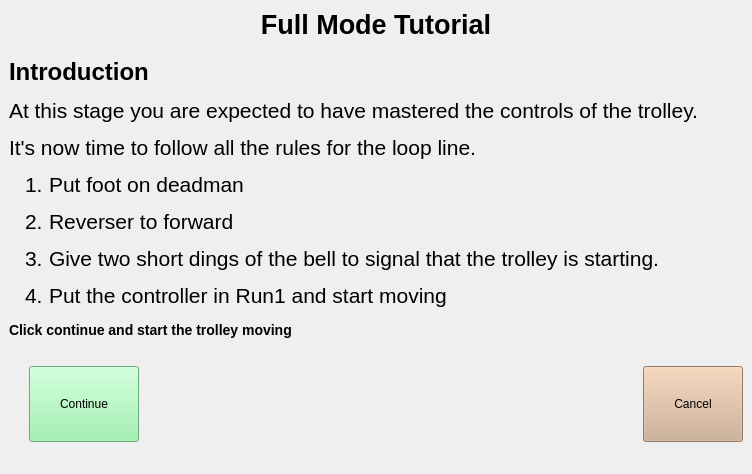
Qt form full.1.ui (oualline/trolley.sim) before a commit.
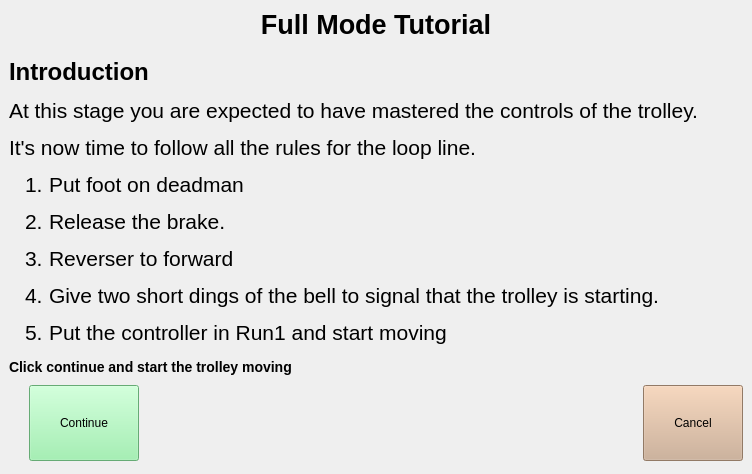
The same form after that commit.

The edit to the form file:
```diff
--- a/full.1.ui
+++ b/full.1.ui
@@ -32,6 +32,7 @@
 &lt;p style=&quot; margin-top:12px; margin-bottom:12px; margin-left:0px; margin-right:0px; -qt-block-indent:0; text-indent:0px;&quot;&gt;At this stage you are expected to have mastered the controls of the trolley.&lt;/p&gt;
 &lt;p style=&quot; margin-top:12px; margin-bottom:12px; margin-left:0px; margin-right:0px; -qt-block-indent:0; text-indent:0px;&quot;&gt;It's now time to follow all the rules for the loop line.&lt;/p&gt;
 &lt;ol style=&quot;margin-top: 0px; margin-bottom: 0px; margin-left: 0px; margin-right: 0px; -qt-list-indent: 1;&quot;&gt;&lt;li style=&quot;&quot; style=&quot; margin-top:12px; margin-bottom:12px; margin-left:0px; margin-right:0px; -qt-block-indent:0; text-indent:0px;&quot;&gt;Put foot on deadman&lt;/li&gt;
+&lt;li style=&quot;&quot; style=&quot; margin-top:12px; margin-bottom:12px; margin-left:0px; margin-right:0px; -qt-block-indent:0; text-indent:0px;&quot;&gt;Release the brake.&lt;/li&gt;
 &lt;li style=&quot;&quot; style=&quot; margin-top:12px; margin-bottom:12px; margin-left:0px; margin-right:0px; -qt-block-indent:0; text-indent:0px;&quot;&gt;Reverser to forward &lt;/li&gt;
 &lt;li style=&quot;&quot; style=&quot; margin-top:12px; margin-bottom:12px; margin-left:0px; margin-right:0px; -qt-block-indent:0; text-indent:0px;&quot;&gt;Give two short dings of the bell to signal that the trolley is starting.&lt;/li&gt;
 &lt;li style=&quot;&quot; style=&quot; margin-top:12px; margin-bottom:12px; margin-left:0px; margin-right:0px; -qt-block-indent:0; text-indent:0px;&quot;&gt;Put the controller in Run1 and start moving&lt;/li&gt;&lt;/ol&gt;
```
